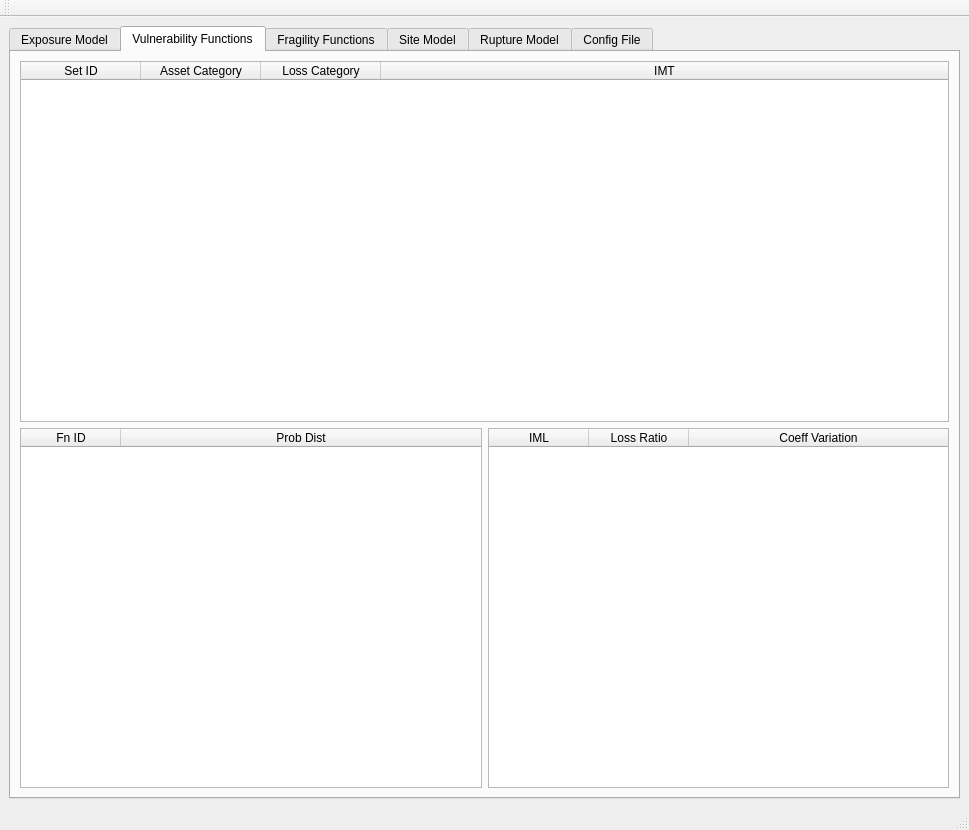
gem/oq-irmt-qgis, file input_tool/ui_input_tool_window.ui: the form before one commit.
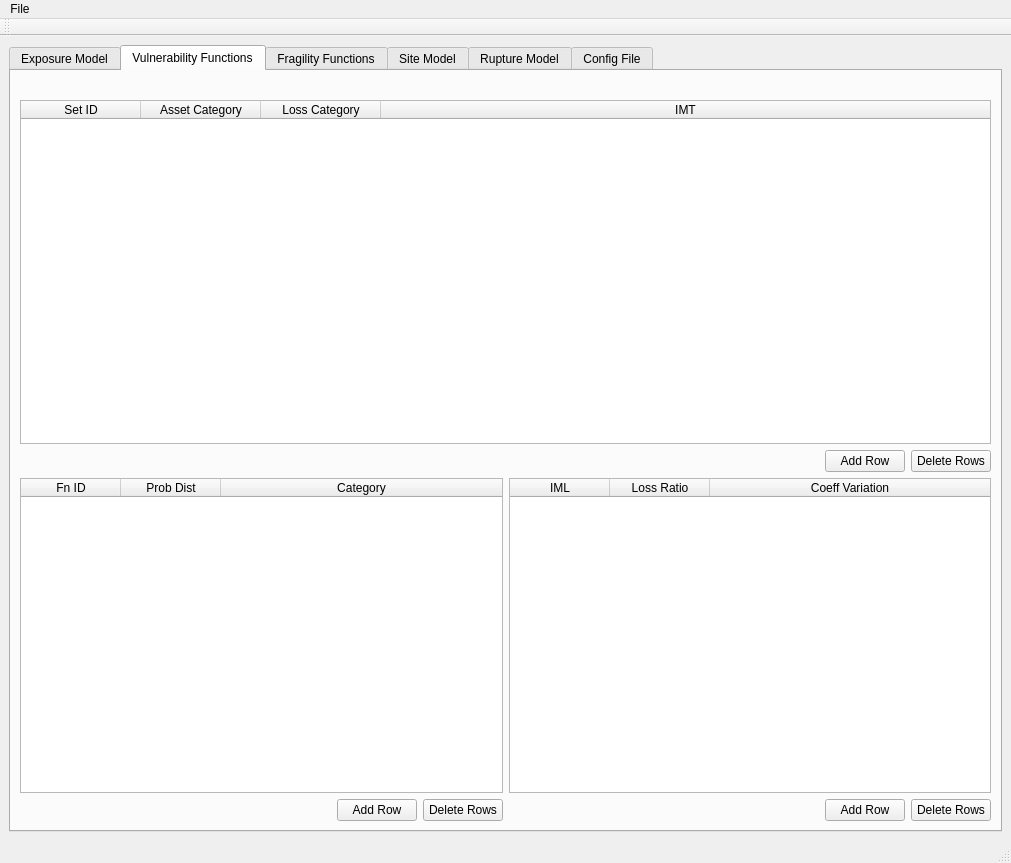
The form after the commit.

Commit message: git added add/del row buttons

Diff of the .ui file:
```diff
--- a/input_tool/ui_input_tool_window.ui
+++ b/input_tool/ui_input_tool_window.ui
@@ -6,8 +6,8 @@
    <rect>
     <x>0</x>
     <y>0</y>
-    <width>969</width>
-    <height>830</height>
+    <width>1011</width>
+    <height>863</height>
    </rect>
   </property>
   <property name="windowTitle">
@@ -15,7 +15,7 @@
   </property>
   <widget class="QWidget" name="centralwidget">
    <layout class="QGridLayout" name="gridLayout">
-    <item row="0" column="0">
+    <item row="1" column="0">
      <widget class="QTabWidget" name="tabwidget">
       <property name="currentIndex">
        <number>1</number>
@@ -36,6 +36,13 @@
         <string>Vulnerability Functions</string>
        </attribute>
        <layout class="QVBoxLayout" name="verticalLayout">
+        <item>
+         <widget class="QLabel" name="fileNameLbl">
+          <property name="text">
+           <string/>
+          </property>
+         </widget>
+        </item>
         <item>
          <widget class="QTableWidget" name="vSetsTbl">
           <property name="alternatingRowColors">
@@ -51,7 +58,7 @@
            <number>120</number>
           </attribute>
           <attribute name="horizontalHeaderShowSortIndicator" stdset="0">
-           <bool>true</bool>
+           <bool>false</bool>
           </attribute>
           <attribute name="horizontalHeaderStretchLastSection">
            <bool>true</bool>
@@ -78,9 +85,42 @@
           </column>
          </widget>
         </item>
+        <item>
+         <layout class="QHBoxLayout" name="horizontalLayout_3">
+          <item>
+           <spacer name="horizontalSpacer_2">
+            <property name="orientation">
+             <enum>Qt::Horizontal</enum>
+            </property>
+            <property name="sizeHint" stdset="0">
+             <size>
+              <width>40</width>
+              <height>20</height>
+             </size>
+            </property>
+           </spacer>
+          </item>
+          <item>
+           <widget class="QPushButton" name="vSetsAddBtn">
+            <property name="text">
+             <string>Add Row</string>
+            </property>
+           </widget>
+          </item>
+          <item>
+           <widget class="QPushButton" name="vSetsDelBtn">
+            <property name="text">
+             <string>Delete Rows</string>
+            </property>
+           </widget>
+          </item>
+         </layout>
+        </item>
         <item>
          <layout class="QHBoxLayout" name="horizontalLayout">
           <item>
+           <layout class="QVBoxLayout" name="verticalLayout_2">
+            <item>
            <widget class="QTableWidget" name="vFnTbl">
             <property name="alternatingRowColors">
              <bool>true</bool>
@@ -92,7 +132,7 @@
              <enum>QAbstractItemView::SelectRows</enum>
             </property>
             <attribute name="horizontalHeaderShowSortIndicator" stdset="0">
-             <bool>true</bool>
+               <bool>false</bool>
             </attribute>
             <attribute name="horizontalHeaderStretchLastSection">
              <bool>true</bool>
@@ -107,8 +147,48 @@
               <string>Prob Dist</string>
              </property>
             </column>
-           </widget>
-          </item>
+              <column>
+               <property name="text">
+                <string>Category</string>
+               </property>
+              </column>
+             </widget>
+            </item>
+            <item>
+             <layout class="QHBoxLayout" name="horizontalLayout_2">
+              <item>
+               <spacer name="horizontalSpacer">
+                <property name="orientation">
+                 <enum>Qt::Horizontal</enum>
+                </property>
+                <property name="sizeHint" stdset="0">
+                 <size>
+                  <width>40</width>
+                  <height>20</height>
+                 </size>
+                </property>
+               </spacer>
+              </item>
+              <item>
+               <widget class="QPushButton" name="vFnAddBtn">
+                <property name="text">
+                 <string>Add Row</string>
+                </property>
+               </widget>
+              </item>
+              <item>
+               <widget class="QPushButton" name="vFnDelBtn">
+                <property name="text">
+                 <string>Delete Rows</string>
+                </property>
+               </widget>
+              </item>
+             </layout>
+            </item>
+           </layout>
+          </item>
+          <item>
+           <layout class="QVBoxLayout" name="verticalLayout_3">
           <item>
            <widget class="QTableWidget" name="imlsTbl">
             <property name="alternatingRowColors">
@@ -137,6 +217,39 @@
             </column>
            </widget>
           </item>
+            <item>
+             <layout class="QHBoxLayout" name="horizontalLayout_5">
+              <item>
+               <spacer name="horizontalSpacer_4">
+                <property name="orientation">
+                 <enum>Qt::Horizontal</enum>
+                </property>
+                <property name="sizeHint" stdset="0">
+                 <size>
+                  <width>40</width>
+                  <height>20</height>
+                 </size>
+                </property>
+               </spacer>
+              </item>
+              <item>
+               <widget class="QPushButton" name="imlsAddBtn">
+                <property name="text">
+                 <string>Add Row</string>
+                </property>
+               </widget>
+              </item>
+              <item>
+               <widget class="QPushButton" name="imlsDelBtn">
+                <property name="text">
+                 <string>Delete Rows</string>
+                </property>
+               </widget>
+              </item>
+             </layout>
+            </item>
+           </layout>
+          </item>
          </layout>
         </item>
        </layout>
@@ -170,10 +283,18 @@
     <rect>
      <x>0</x>
      <y>0</y>
-     <width>969</width>
+     <width>1011</width>
      <height>25</height>
     </rect>
    </property>
+   <widget class="QMenu" name="menuFile">
+    <property name="title">
+     <string>File</string>
+    </property>
+    <addaction name="actionOpen"/>
+    <addaction name="action_Save"/>
+   </widget>
+   <addaction name="menuFile"/>
   </widget>
   <widget class="QStatusBar" name="statusbar"/>
   <widget class="QToolBar" name="toolBar">
```
Left out of the diff: 22 changed lines with no effect on the pictures. Lines whose indentation alone changed are shown as unchanged. The commit also changes 1 other file.
